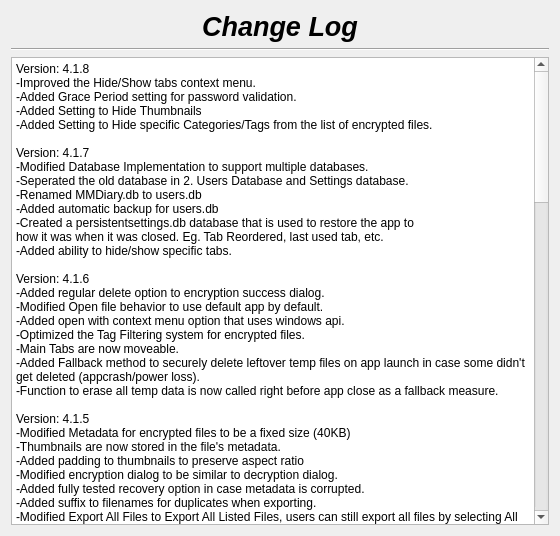
Qt form changelog.ui (therealMaPMaKeR/MMDiary) before a commit.
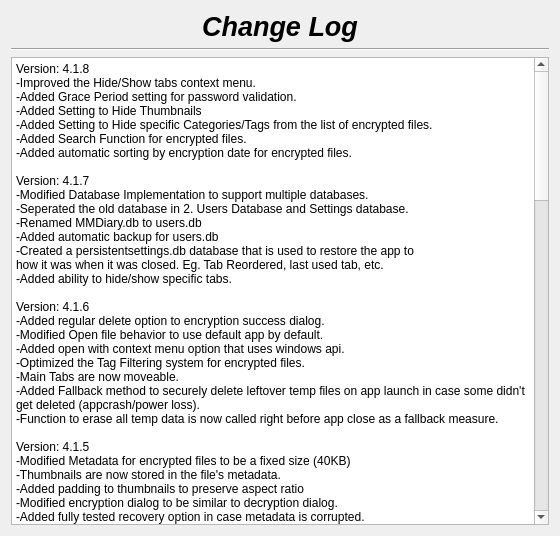
The same form after that commit.

Commit message: added encryption date metadata and automatic sorting by date

Patch:
```diff
--- a/changelog.ui
+++ b/changelog.ui
@@ -57,6 +57,8 @@
 &lt;/style&gt;&lt;/head&gt;&lt;body style=&quot; font-family:'Segoe UI'; font-size:9pt; font-weight:400; font-style:normal;&quot;&gt;
 &lt;p style=&quot; margin-top:0px; margin-bottom:0px; margin-left:0px; margin-right:0px; -qt-block-indent:0; text-indent:0px;&quot;&gt;Version: 4.1.8&lt;br /&gt;-Improved the Hide/Show tabs context menu.&lt;/p&gt;
 &lt;p style=&quot; margin-top:0px; margin-bottom:0px; margin-left:0px; margin-right:0px; -qt-block-indent:0; text-indent:0px;&quot;&gt;-Added Grace Period setting for password validation.&lt;br /&gt;-Added Setting to Hide Thumbnails&lt;br /&gt;-Added Setting to Hide specific Categories/Tags from the list of encrypted files.&lt;/p&gt;
+&lt;p style=&quot; margin-top:0px; margin-bottom:0px; margin-left:0px; margin-right:0px; -qt-block-indent:0; text-indent:0px;&quot;&gt;-Added Search Function for encrypted files.&lt;/p&gt;
+&lt;p style=&quot; margin-top:0px; margin-bottom:0px; margin-left:0px; margin-right:0px; -qt-block-indent:0; text-indent:0px;&quot;&gt;-Added automatic sorting by encryption date for encrypted files.&lt;/p&gt;
 &lt;p style=&quot;-qt-paragraph-type:empty; margin-top:0px; margin-bottom:0px; margin-left:0px; margin-right:0px; -qt-block-indent:0; text-indent:0px;&quot;&gt;&lt;br /&gt;&lt;/p&gt;
 &lt;p style=&quot; margin-top:0px; margin-bottom:0px; margin-left:0px; margin-right:0px; -qt-block-indent:0; text-indent:0px;&quot;&gt;Version: 4.1.7&lt;br /&gt;-Modified Database Implementation to support multiple databases.&lt;br /&gt;-Seperated the old database in 2. Users Database and Settings database.&lt;br /&gt;-Renamed MMDiary.db to users.db&lt;br /&gt;-Added automatic backup for users.db&lt;/p&gt;
 &lt;p style=&quot; margin-top:0px; margin-bottom:0px; margin-left:0px; margin-right:0px; -qt-block-indent:0; text-indent:0px;&quot;&gt;-Created a persistentsettings.db database that is used to restore the app to &lt;/p&gt;
```
The commit also changes 5 other files.
